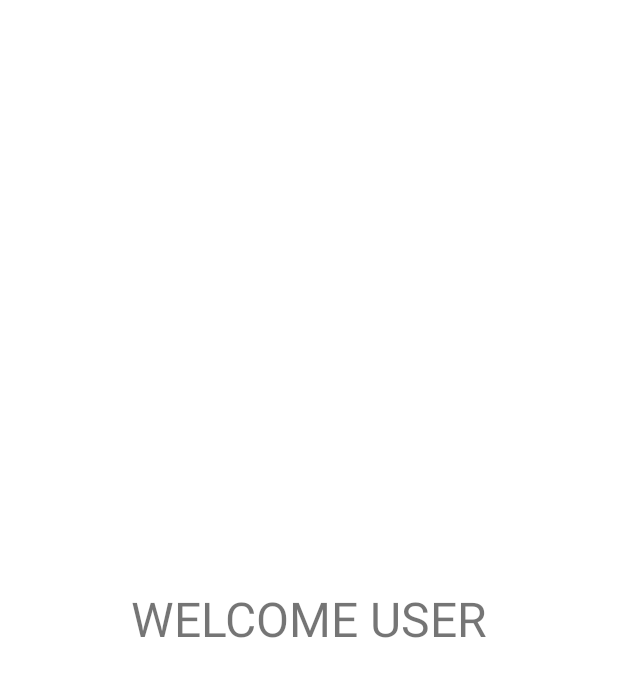
After one commit to im-o/mvvm-simplified-coding, an Android app: the HomeActivity screen opened directly, with no data from a screen before it, on a phone screen of 412 x 824 dp. The commit adds this screen. Shown: the top 677 px of the screen. Run offline under Robolectric (Android 15) with nearby library versions, the phone set to English and light mode, and no system bars.

```diff
--- a/app/src/main/AndroidManifest.xml
+++ b/app/src/main/AndroidManifest.xml
@@ -11,7 +11,8 @@
         android:roundIcon="@mipmap/ic_launcher_round"
         android:supportsRtl="true"
         android:theme="@style/AppTheme">
-        <activity android:name=".ui.auth.AuthActivity"></activity>
+        <activity android:name=".ui.home.HomeActivity"></activity>
+        <activity android:name=".ui.auth.AuthActivity" />
         <activity android:name=".MainActivity">
             <intent-filter>
                 <action android:name="android.intent.action.MAIN" />
--- /dev/null
+++ b/app/src/main/java/com/example/newmvvmsimplifiedcarakde/ui/home/HomeActivity.kt
@@ -0,0 +1,12 @@
+package com.example.newmvvmsimplifiedcarakde.ui.home
+
+import androidx.appcompat.app.AppCompatActivity
+import android.os.Bundle
+import com.example.newmvvmsimplifiedcarakde.R
+
+class HomeActivity : AppCompatActivity() {
+    override fun onCreate(savedInstanceState: Bundle?) {
+        super.onCreate(savedInstanceState)
+        setContentView(R.layout.activity_home)
+    }
+}
--- /dev/null
+++ b/app/src/main/java/com/example/newmvvmsimplifiedcarakde/ui/home/HomeFragment.kt
@@ -0,0 +1,15 @@
+package com.example.newmvvmsimplifiedcarakde.ui.home
+
+import android.os.Bundle
+import androidx.fragment.app.Fragment
+import android.view.LayoutInflater
+import android.view.View
+import android.view.ViewGroup
+import com.example.newmvvmsimplifiedcarakde.R
+
+class HomeFragment : Fragment() {
+
+    override fun onCreateView(inflater: LayoutInflater, container: ViewGroup?, savedInstanceState: Bundle?): View? {
+        return inflater.inflate(R.layout.fragment_home, container, false)
+    }
+}
--- /dev/null
+++ b/app/src/main/res/layout/activity_home.xml
@@ -0,0 +1,20 @@
+<?xml version="1.0" encoding="utf-8"?>
+<androidx.constraintlayout.widget.ConstraintLayout xmlns:android="http://schemas.android.com/apk/res/android"
+    xmlns:app="http://schemas.android.com/apk/res-auto"
+    xmlns:tools="http://schemas.android.com/tools"
+    android:layout_width="match_parent"
+    android:layout_height="match_parent"
+    tools:context=".ui.home.HomeActivity">
+
+    <fragment
+        android:id="@+id/fragment2"
+        android:name="androidx.navigation.fragment.NavHostFragment"
+        android:layout_width="0dp"
+        android:layout_height="0dp"
+        app:defaultNavHost="true"
+        app:layout_constraintBottom_toBottomOf="parent"
+        app:layout_constraintEnd_toEndOf="parent"
+        app:layout_constraintStart_toStartOf="parent"
+        app:layout_constraintTop_toTopOf="parent"
+        app:navGraph="@navigation/nav_home" />
+</androidx.constraintlayout.widget.ConstraintLayout>
--- /dev/null
+++ b/app/src/main/res/layout/fragment_home.xml
@@ -0,0 +1,22 @@
+<?xml version="1.0" encoding="utf-8"?>
+<androidx.constraintlayout.widget.ConstraintLayout xmlns:android="http://schemas.android.com/apk/res/android"
+    xmlns:app="http://schemas.android.com/apk/res-auto"
+    xmlns:tools="http://schemas.android.com/tools"
+    android:layout_width="match_parent"
+    android:layout_height="match_parent"
+    tools:context=".ui.home.HomeFragment">
+
+    <TextView
+        android:id="@+id/welcomeTV"
+        android:layout_width="match_parent"
+        android:layout_height="wrap_content"
+        android:gravity="center_horizontal"
+        android:text="@string/welcome_user"
+        android:textAlignment="center"
+        android:textSize="32sp"
+        app:layout_constraintBottom_toBottomOf="parent"
+        app:layout_constraintEnd_toEndOf="parent"
+        app:layout_constraintStart_toStartOf="parent"
+        app:layout_constraintTop_toTopOf="parent" />
+
+</androidx.constraintlayout.widget.ConstraintLayout>
--- a/app/src/main/res/layout/fragment_login.xml
+++ b/app/src/main/res/layout/fragment_login.xml
@@ -1,9 +1,9 @@
 <?xml version="1.0" encoding="utf-8"?>
 <androidx.constraintlayout.widget.ConstraintLayout xmlns:android="http://schemas.android.com/apk/res/android"
+    xmlns:app="http://schemas.android.com/apk/res-auto"
     xmlns:tools="http://schemas.android.com/tools"
     android:layout_width="match_parent"
     android:layout_height="match_parent"
-    xmlns:app="http://schemas.android.com/apk/res-auto"
     tools:context=".ui.auth.LoginFragment">
 
     <com.google.android.material.textfield.TextInputLayout
@@ -59,6 +59,7 @@
         android:layout_height="60dp"
         android:layout_marginTop="16dp"
         android:layout_marginBottom="32dp"
+        android:enabled="false"
         android:text="@string/login"
         android:textStyle="bold"
         app:layout_constraintEnd_toEndOf="@+id/userEmailTIL"
--- /dev/null
+++ b/app/src/main/res/navigation/nav_home.xml
@@ -0,0 +1,13 @@
+<?xml version="1.0" encoding="utf-8"?>
+<navigation xmlns:android="http://schemas.android.com/apk/res/android"
+    xmlns:app="http://schemas.android.com/apk/res-auto"
+    xmlns:tools="http://schemas.android.com/tools"
+    android:id="@+id/nav_home"
+    app:startDestination="@id/homeFragment">
+
+    <fragment
+        android:id="@+id/homeFragment"
+        android:name="com.example.newmvvmsimplifiedcarakde.ui.home.HomeFragment"
+        android:label="fragment_home"
+        tools:layout="@layout/fragment_home" />
+</navigation>
--- a/app/src/main/res/values/strings.xml
+++ b/app/src/main/res/values/strings.xml
@@ -11,4 +11,5 @@
     <string name="login">Login</string>
     <string name="login_success">Login Success :</string>
     <string name="login_failure">Login Failure :</string>
+    <string name="welcome_user">WELCOME USER</string>
 </resources>
--- a/build.gradle
+++ b/build.gradle
@@ -8,7 +8,7 @@ buildscript {
 
     }
     dependencies {
-        classpath 'com.android.tools.build:gradle:4.0.1'
+        classpath 'com.android.tools.build:gradle:4.0.2'
         classpath "org.jetbrains.kotlin:kotlin-gradle-plugin:$kotlin_version"
 
         // NOTE: Do not place your application dependencies here; they belong
```
Also changed, not shown: app/src/main/java/com/example/newmvvmsimplifiedcarakde/MainActivity.kt (+4 -5 lines), app/src/main/java/com/example/newmvvmsimplifiedcarakde/data/repository/AuthRepository.kt (+7 -1 lines), app/src/main/java/com/example/newmvvmsimplifiedcarakde/ui/auth/AuthViewModel.kt (+6 -5 lines), app/src/main/java/com/example/newmvvmsimplifiedcarakde/ui/auth/LoginFragment.kt (+24 -20 lines), app/src/main/java/com/example/newmvvmsimplifiedcarakde/utils/UtilsExtension.kt (+13 -1 lines).
